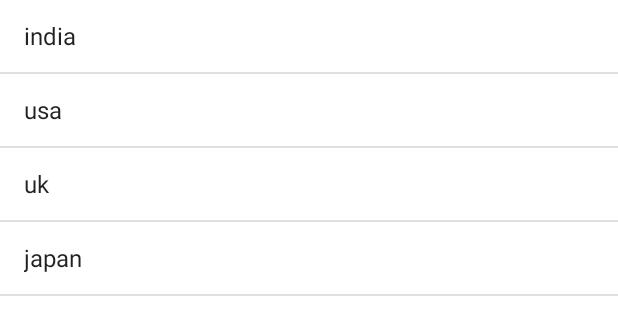
After one commit to abdultanveer/philips, an Android app: the layout fragment_headlines.xml on its own in the app's theme, with its tools: preview values and no code run, on a phone screen of 412 x 824 dp. The commit adds this screen. Shown: the top 335 px of the screen. Run offline under Robolectric (Android 15) with nearby library versions, the phone set to English and light mode, and no system bars.

Commit message:
fragments with list click

```diff
--- a/app/build.gradle
+++ b/app/build.gradle
@@ -42,9 +42,13 @@ dependencies {
     implementation 'androidx.work:work-runtime:2.6.0'
     implementation 'androidx.room:room-common:2.3.0'
     implementation 'androidx.room:room-runtime:2.3.0'
+    implementation 'androidx.legacy:legacy-support-v4:1.0.0'
     testImplementation 'junit:junit:4.+'
     androidTestImplementation 'androidx.test.ext:junit:1.1.3'
     androidTestImplementation 'androidx.test.espresso:espresso-core:3.5.0-alpha01'
     androidTestImplementation 'androidx.test:rules:1.4.1-alpha01'
     annotationProcessor 'androidx.room:room-compiler:2.3.0'
+
+    implementation "org.jetbrains.kotlinx:kotlinx-coroutines-core:1.3.9"
+    implementation "org.jetbrains.kotlinx:kotlinx-coroutines-android:1.3.9"
 }
--- /dev/null
+++ b/app/src/main/res/layout/fragment_headlines.xml
@@ -0,0 +1,16 @@
+<?xml version="1.0" encoding="utf-8"?>
+<FrameLayout xmlns:android="http://schemas.android.com/apk/res/android"
+    xmlns:tools="http://schemas.android.com/tools"
+    android:layout_width="match_parent"
+    android:layout_height="match_parent"
+    tools:context=".HeadlinesFragment">
+
+    <!-- TODO: Update blank fragment layout -->
+    <ListView
+        android:id="@+id/lvNations"
+        android:layout_width="match_parent"
+        android:layout_height="match_parent"
+        android:entries="@array/countries"
+         />
+
+</FrameLayout>
--- a/app/src/main/res/values/strings.xml
+++ b/app/src/main/res/values/strings.xml
@@ -4,5 +4,7 @@
     <string name="enter_name">enter name</string>
     <string name="submit">Login</string>
     <string name="instructions">my instructions</string>
+    <!-- TODO: Remove or change this placeholder text -->
+    <string name="hello_blank_fragment">Hello blank fragment</string>
 
 </resources>
```
Also changed, not shown: app/src/main/AndroidManifest.xml (+6 -3 lines), app/src/main/java/com/abdul/philips/FragActivity.kt (added, +11 -0 lines), app/src/main/java/com/abdul/philips/HeadlinesFragment.kt (added, +60 -0 lines), app/src/main/java/com/abdul/philips/NewsFragment.kt (added, +19 -0 lines), app/src/main/java/com/abdul/philips/datastorage/ContentProviderActivity.kt (+7 -0 lines), app/src/main/res/layout/activity_frag.xml (added, +26 -0 lines), app/src/main/res/layout/fragment_news.xml (added, +17 -0 lines).
